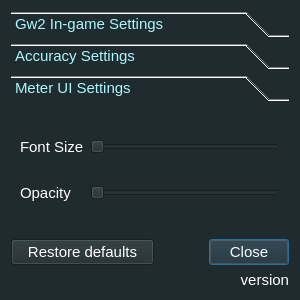
Before: the Qt Designer form configurator.ui in Tyrox92/Gw2SPECS, drawn with Qt 5.
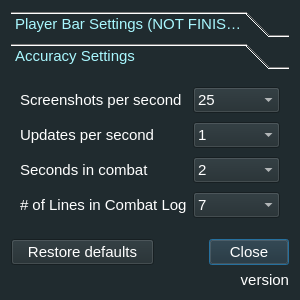
After: the same form once the commit is applied. The open tabs and pages were chosen to show the change.

```diff
--- a/configurator.ui
+++ b/configurator.ui
@@ -56,7 +56,7 @@
        </rect>
       </property>
       <attribute name="label">
-       <string>Gw2 In-game Settings</string>
+       <string>Player Bar Settings (NOT FINISHED)</string>
       </attribute>
       <layout class="QGridLayout" name="gridLayout_3">
        <item row="0" column="0">
@@ -216,8 +216,8 @@
        <rect>
         <x>0</x>
         <y>0</y>
-        <width>265</width>
-        <height>132</height>
+        <width>282</width>
+        <height>162</height>
        </rect>
       </property>
       <attribute name="label">
@@ -261,10 +261,10 @@
           <string notr="true">color: rgb(255, 255, 255);</string>
          </property>
          <property name="currentText">
-          <string>15</string>
+          <string>25</string>
          </property>
          <property name="currentIndex">
-          <number>0</number>
+          <number>2</number>
          </property>
          <item>
           <property name="text">
@@ -469,91 +469,6 @@
        </item>
       </layout>
      </widget>
-     <widget class="QWidget" name="meterSettings">
-      <property name="geometry">
-       <rect>
-        <x>0</x>
-        <y>0</y>
-        <width>98</width>
-        <height>68</height>
-       </rect>
-      </property>
-      <attribute name="label">
-       <string>Meter UI Settings</string>
-      </attribute>
-      <layout class="QGridLayout" name="gridLayout_4">
-       <item row="0" column="0">
-        <widget class="QLabel" name="labelFontSize">
-         <property name="enabled">
-          <bool>true</bool>
-         </property>
-         <property name="font">
-          <font>
-           <family>MS Shell Dlg 2</family>
-           <pointsize>11</pointsize>
-           <weight>9</weight>
-           <italic>false</italic>
-           <bold>false</bold>
-          </font>
-         </property>
-         <property name="styleSheet">
-          <string notr="true">color: rgb(255, 255, 255);</string>
-         </property>
-         <property name="text">
-          <string>Font Size</string>
-         </property>
-         <property name="alignment">
-          <set>Qt::AlignLeading|Qt::AlignLeft|Qt::AlignVCenter</set>
-         </property>
-        </widget>
-       </item>
-       <item row="0" column="1">
-        <widget class="QSlider" name="sliderFontSize">
-         <property name="enabled">
-          <bool>false</bool>
-         </property>
-         <property name="orientation">
-          <enum>Qt::Horizontal</enum>
-         </property>
-        </widget>
-       </item>
-       <item row="1" column="0">
-        <widget class="QLabel" name="labelOpacity">
-         <property name="enabled">
-          <bool>true</bool>
-         </property>
-         <property name="font">
-          <font>
-           <family>MS Shell Dlg 2</family>
-           <pointsize>11</pointsize>
-           <weight>9</weight>
-           <italic>false</italic>
-           <bold>false</bold>
-          </font>
-         </property>
-         <property name="styleSheet">
-          <string notr="true">color: rgb(255, 255, 255);</string>
-         </property>
-         <property name="text">
-          <string>Opacity</string>
-         </property>
-         <property name="alignment">
-          <set>Qt::AlignLeading|Qt::AlignLeft|Qt::AlignVCenter</set>
-         </property>
-        </widget>
-       </item>
-       <item row="1" column="1">
-        <widget class="QSlider" name="sliderOpacity">
-         <property name="enabled">
-          <bool>false</bool>
-         </property>
-         <property name="orientation">
-          <enum>Qt::Horizontal</enum>
-         </property>
-        </widget>
-       </item>
-      </layout>
-     </widget>
     </widget>
    </item>
    <item row="2" column="4">
```
Left out of the diff: 118 changed lines with no effect on the pictures.
